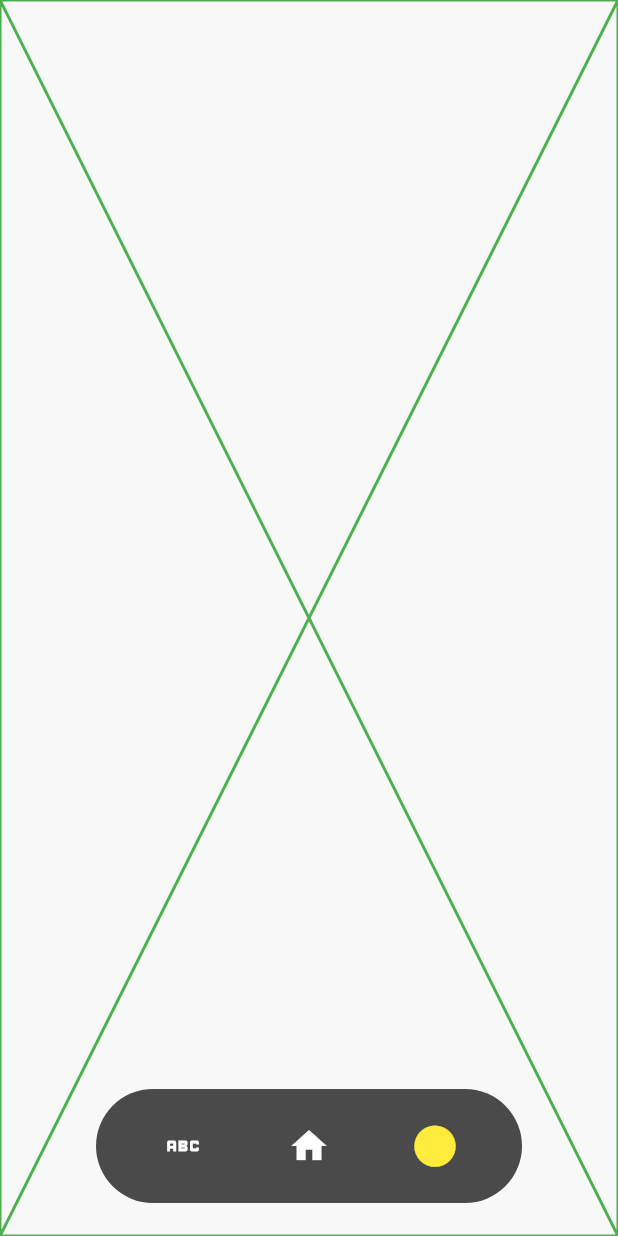
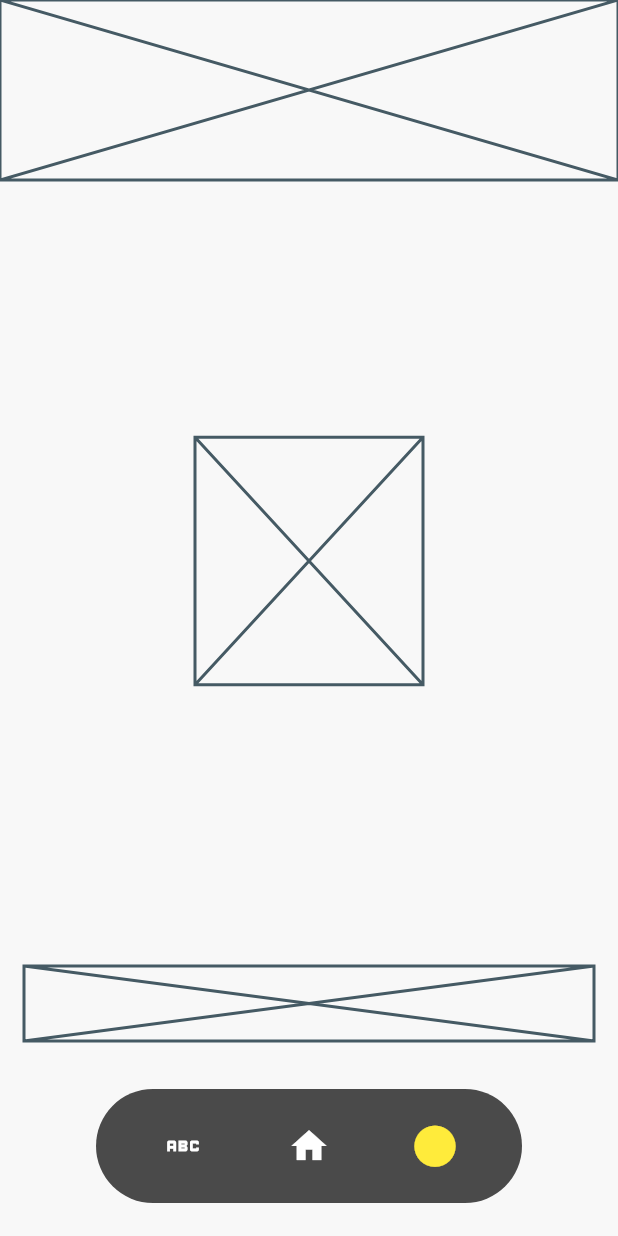
Before and after one commit to vladcto/blagodat, a Flutter app: the screen it shows after launch, after a tap on the "home" icon, after a tap on the "circle" icon, on a phone screen of 412 x 824 dp. Run offline on Flutter 3.47's test engine with Material 2 defaults, Android fonts, the phone set to English and light mode, and no system bars; our stand-ins replace flutter_riverpod.

Commit message:
[FEATURE] Сделал набросок экрана настроек.

```diff
--- a/lib/presentation/pages/fragments/settings_fragment.dart
+++ b/lib/presentation/pages/fragments/settings_fragment.dart
@@ -1,3 +1,5 @@
+import 'package:blagodat/presentation/constants/paddings.dart';
+import 'package:blagodat/presentation/pages/main_page.dart';
 import 'package:flutter/material.dart';
 
 class SettingsFragment extends StatelessWidget {
@@ -5,6 +7,35 @@ class SettingsFragment extends StatelessWidget {
 
   @override
   Widget build(BuildContext context) {
-    return const Placeholder(color: Colors.green);
+    return const Column(
+      crossAxisAlignment: CrossAxisAlignment.stretch,
+      children: [
+        // TODO: Header.
+        SizedBox(
+          height: 120,
+          child: Placeholder(),
+        ),
+        // TODO: Theme settings.
+        Expanded(
+          child: Center(
+            child: Placeholder(
+              child: SizedBox(
+                width: 152,
+                height: 165,
+              ),
+            ),
+          ),
+        ),
+        // TODO: Credits btn.
+        Padding(
+          padding: EdgeInsets.all(Paddings.medium),
+          child: Placeholder(
+            fallbackHeight: 50,
+          ),
+        ),
+        // Bottom bar space
+        SizedBox(height: MainPage.pageBarPadding),
+      ],
+    );
   }
 }
```
